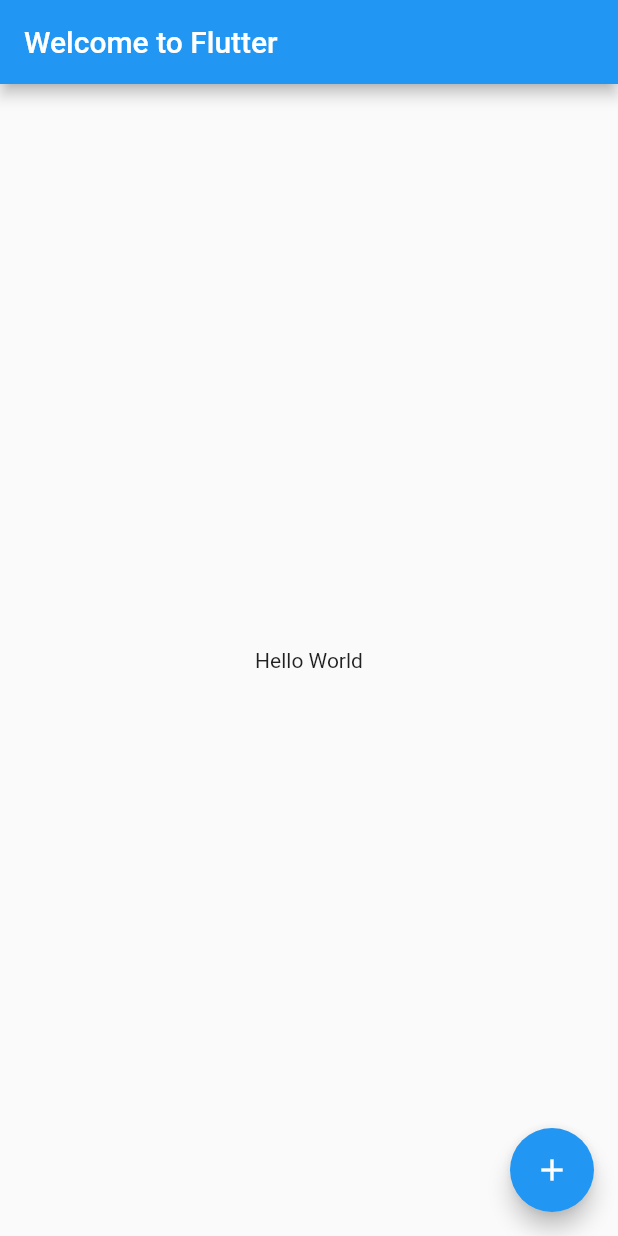
After one commit to Mic98-git/green_thumb, a Flutter app: the screen it shows after launch, after a tap on the "add" icon, on a phone screen of 412 x 824 dp. The commit adds this screen. Run offline on Flutter 3.47's test engine with Material 2 defaults, Android fonts, the phone set to English and light mode, and no system bars; our stand-ins replace dio, geolocator.

Commit message:
sendPosition page

```diff
--- a/lib/main.dart
+++ b/lib/main.dart
@@ -1,5 +1,6 @@
 import 'package:flutter/material.dart';
 import 'package:green_thumb/screens/register_page.dart';
+import 'package:green_thumb/screens/sendPosition_page.dart';
 
 void main() {
   runApp(const MyApp());
@@ -17,7 +18,7 @@
       theme: ThemeData(
         primarySwatch: Colors.blue,
       ),
-      home: const RegisterScreen(),
+      home: const SendPositionScreen(),
     );
   }
 }
--- /dev/null
+++ b/lib/screens/sendPosition_page.dart
@@ -0,0 +1,97 @@
+import 'dart:async';
+
+import 'package:flutter/material.dart';
+import 'package:geolocator/geolocator.dart';
+import 'package:green_thumb/core/api_client.dart';
+
+class SendPositionScreen extends StatefulWidget {
+  const SendPositionScreen({Key? key}) : super(key: key);
+
+  @override
+  State<SendPositionScreen> createState() => _SendPositionScreen();
+}
+
+class _SendPositionScreen extends State<SendPositionScreen> {
+  /// Determine the current position of the device.
+  ///
+  /// When the location services are not enabled or permissions
+  /// are denied the `Future` will return an error.
+  Future<Position> updatePosition() async {
+    bool serviceEnabled;
+    LocationPermission permission;
+
+    // Test if location services are enabled.
+    serviceEnabled = await Geolocator.isLocationServiceEnabled();
+    if (!serviceEnabled) {
+      // Location services are not enabled don't continue
+      // accessing the position and request users of the
+      // App to enable the location services.
+      return Future.error('Location services are disabled.');
+    }
+
+    permission = await Geolocator.checkPermission();
+    if (permission == LocationPermission.denied) {
+      permission = await Geolocator.requestPermission();
+      if (permission == LocationPermission.denied) {
+        // Permissions are denied, next time you could try
+        // requesting permissions again (this is also where
+        // Android's shouldShowRequestPermissionRationale
+        // returned true. According to Android guidelines
+        // your App should show an explanatory UI now.
+        return Future.error('Location permissions are denied');
+      }
+    }
+
+    if (permission == LocationPermission.deniedForever) {
+      // Permissions are denied forever, handle appropriately.
+      return Future.error(
+          'Location permissions are permanently denied, we cannot request permissions.');
+    }
+
+    final ApiClient apiClient = ApiClient();
+    final LocationSettings locationSettings = LocationSettings(
+      accuracy: LocationAccuracy.high,
+      distanceFilter: 100,
+    );
+    StreamSubscription<Position> positionStream =
+        Geolocator.getPositionStream(locationSettings: locationSettings)
+            .listen((Position? position) async {
+      print(position == null
+          ? 'Unknown'
+          : '${position.latitude.toString()}, ${position.longitude.toString()}');
+
+      Map<String, dynamic> userData = {
+        "id": "62f77dbead2e4d00133f3145",
+        "latitude": position?.latitude,
+        "longitude": position?.longitude
+      };
+
+      dynamic res = await apiClient.updatePosition(userData);
+    });
+
+    // When we reach here, permissions are granted and we can
+    // continue accessing the position of the device.
+    return await Geolocator.getCurrentPosition(
+        desiredAccuracy: LocationAccuracy.high);
+  }
+
+  @override
+  Widget build(BuildContext context) {
+    return MaterialApp(
+      title: 'Welcome to Flutter',
+      home: Scaffold(
+        appBar: AppBar(
+          title: const Text('Welcome to Flutter'),
+        ),
+        body: const Center(
+          child: Text('Hello World'),
+        ),
+        floatingActionButton: FloatingActionButton(
+          onPressed: updatePosition,
+          tooltip: 'Increment',
+          child: const Icon(Icons.add),
+        ), // T
+      ),
+    );
+  }
+}
--- a/pubspec.yaml
+++ b/pubspec.yaml
@@ -35,6 +35,7 @@
   # Use with the CupertinoIcons class for iOS style icons.
   cupertino_icons: ^1.0.2
   dio: ^4.0.4
+  geolocator: ^9.0.1
 
 dev_dependencies:
   flutter_test:
```
Also changed, not shown: lib/core/api_client.dart (+11 -0 lines), pubspec.lock, 7 other files.
